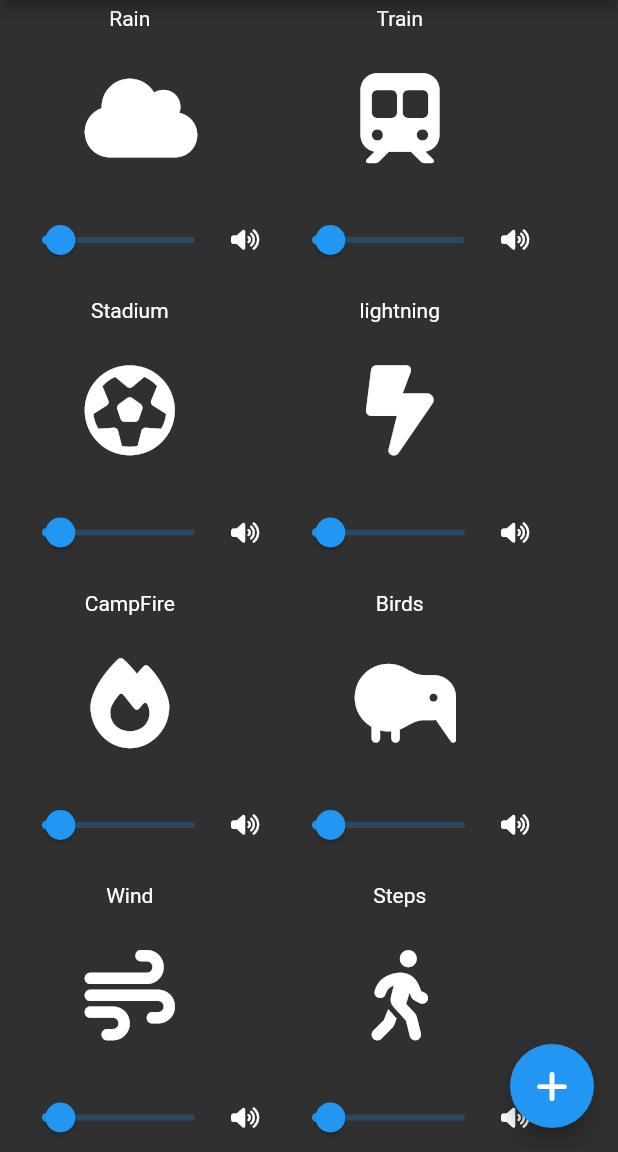
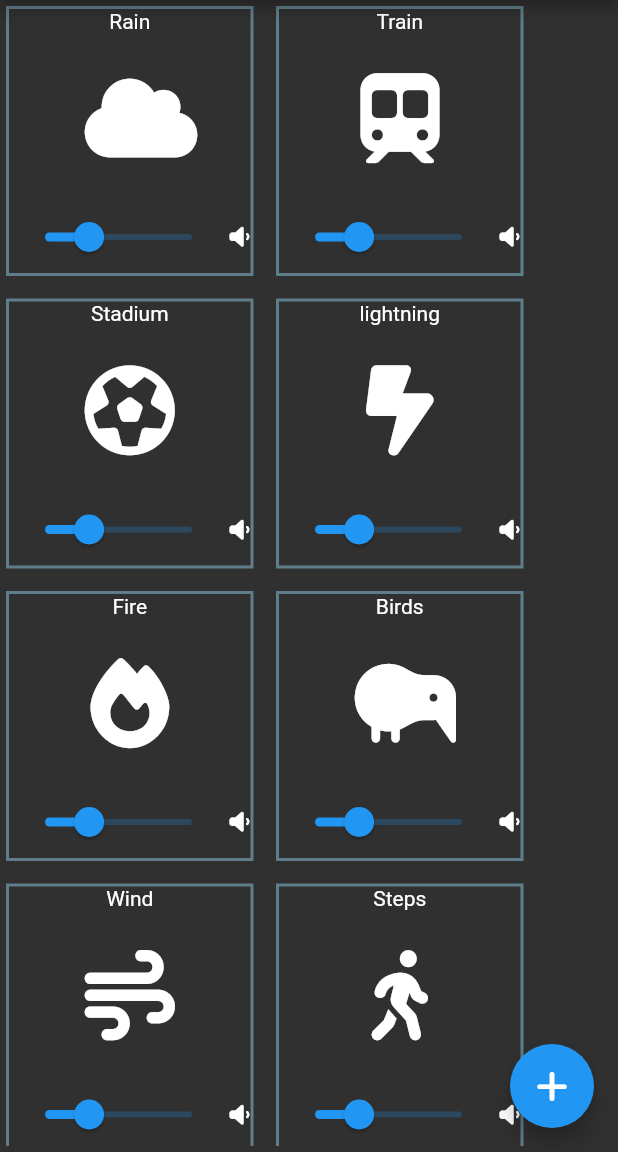
Before and after one commit to Hallcoder/moodly, a Flutter app: the screen it shows after launch, on a phone screen of 412 x 824 dp, the part 84-1236 px from its top. Run offline on Flutter 3.47's test engine with Material 2 defaults, Android fonts, the phone set to English and light mode, and no system bars; our stand-ins replace audioplayers, font_awesome_flutter.

Commit message:
finished handling simultaneous sound playing, volume handling and look according to status

```diff
--- a/lib/components/audioComponent.dart
+++ b/lib/components/audioComponent.dart
@@ -1,7 +1,8 @@
 // ignore_for_file: prefer_const_literals_to_create_immutables
-
+import 'package:audioplayers/audioplayers.dart';
 import 'package:flutter/material.dart';
 import 'package:font_awesome_flutter/font_awesome_flutter.dart';
+import 'package:moodly/constants.dart';
 
 class AudioCP extends StatefulWidget {
   const AudioCP({Key? key, required this.icon, required this.name}) : super(key: key);
@@ -12,16 +13,32 @@ class AudioCP extends StatefulWidget {
 }
 
 class _AudioCPState extends State<AudioCP> {
+  bool isPlaying = false;
+  double volumeLevel = 0.3;
+  final player = AudioPlayer();
+  dynamic playAudio(String audioName) async{
+    await player.play(AssetSource('$audioName.mp3'));
+  }
   @override
   Widget build(BuildContext context) {
     return GestureDetector(
-      onTap: (){},
+      onTap:() async{
+        if(isPlaying == false){
+          await playAudio(widget.name.toLowerCase());
+          setState(() {
+            isPlaying = true;
+          });
+        }else {
+          await player.stop();
+          setState(() {
+            isPlaying = false;
+          });
+        }
+      } ,
       child: Container(
         width: 165.0,
         height: 180.0,
-        decoration: BoxDecoration(
-          borderRadius: BorderRadius.circular(12.0),
-        ),
+        decoration: isPlaying ? kContainerPlaying:kContainerIdle,
         child: Column(
           mainAxisAlignment: MainAxisAlignment.spaceBetween,
           crossAxisAlignment: CrossAxisAlignment.center,
@@ -42,15 +59,20 @@ class _AudioCPState extends State<AudioCP> {
               Expanded(
                 flex: 14,
                 child: Slider(
-                  value: 12.0,
-                  onChanged: (value) {},
-                  max: 100,
+                  value: volumeLevel,
+                  onChanged: (value) async{
+                    await player.setVolume(value);
+                    setState(() {
+                      volumeLevel = value;
+                    });
+                  },
+                  max: 1,
                 ),
               ),
               // SizedBox(
               //   width: 5.0,
               // ),
-              Icon(FontAwesomeIcons.volumeHigh,size: 15.0,)
+              Icon(FontAwesomeIcons.volumeLow,size: 15.0,)
                 ],
               ),
             )
--- a/lib/constants.dart
+++ b/lib/constants.dart
@@ -5,3 +5,21 @@ const kAppBarTextStyle  = TextStyle(
     fontSize: 10.0,
     fontWeight: FontWeight.bold
 );
+var kContainerPlaying = BoxDecoration(
+border:  Border.all(color: Colors.orange,width: 2),
+gradient: LinearGradient(
+    begin:Alignment.topRight,
+    end: Alignment.bottomLeft,
+  colors: const [
+    Colors.red,
+    Colors.orange,
+    Colors.yellow,
+    Colors.green,
+    Colors.blue,
+    Colors.indigo
+  ]
+)
+);
+var kContainerIdle = BoxDecoration(
+    border:  Border.all(color: Colors.blueGrey,width:2)
+);
--- a/lib/screens/Home.dart
+++ b/lib/screens/Home.dart
@@ -1,5 +1,4 @@
-import 'dart:ui';
-
+import 'package:audioplayers/audioplayers.dart';
 import "package:flutter/material.dart";
 import 'package:font_awesome_flutter/font_awesome_flutter.dart';
 import 'package:moodly/components/audioComponent.dart';
@@ -64,7 +63,7 @@ class HomeScreen extends StatelessWidget {
                 AudioCP(icon: FontAwesomeIcons.trainSubway,name:'Train'),
                 AudioCP(icon: FontAwesomeIcons.futbol,name:'Stadium'),
                 AudioCP(icon: FontAwesomeIcons.boltLightning,name:'lightning'),
-                AudioCP(icon: FontAwesomeIcons.fire,name:'CampFire'),
+                AudioCP(icon: FontAwesomeIcons.fire,name:'Fire'),
                 AudioCP(icon: FontAwesomeIcons.kiwiBird,name:'Birds'),
                 AudioCP(icon: FontAwesomeIcons.wind,name:'Wind'),
                 AudioCP(icon: FontAwesomeIcons.personWalking,name:'Steps'),
--- a/pubspec.yaml
+++ b/pubspec.yaml
@@ -35,6 +35,7 @@ dependencies:
   # Use with the CupertinoIcons class for iOS style icons.
   cupertino_icons: ^1.0.2
   font_awesome_flutter: ^10.2.1
+  audioplayers: ^1.0.1
 
 dev_dependencies:
   flutter_test:
@@ -61,6 +62,7 @@ flutter:
   # To add assets to your application, add an assets section, like this:
   assets:
     - images/
+    - assets/
 
 
   # An image asset can refer to one or more resolution-specific "variants", see
```
Also changed, not shown: pubspec.lock, 12 other files.
